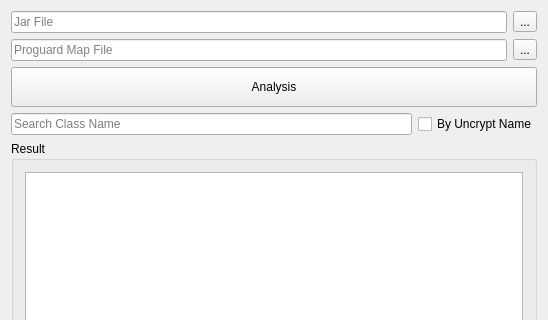
Before: the Qt Designer form ClassSpaceChecker/classspacechecker.ui in gunoodaddy/ClassSpaceChecker, drawn with Qt 5; both pictures show x 0 to 548 and y 0 to 320 of the 548 by 511 pixel window.
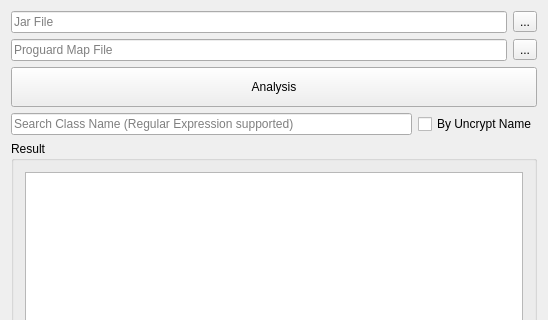
After: the same form once the commit is applied. Icons and pictures are not drawn.

Commit message: Reqular expression feature added

What changed in the file:
```diff
--- a/ClassSpaceChecker/classspacechecker.ui
+++ b/ClassSpaceChecker/classspacechecker.ui
@@ -89,7 +89,7 @@
         <item>
          <widget class="QLineEdit" name="lineEdit_Search">
           <property name="placeholderText">
-           <string>Search Class Name</string>
+           <string>Search Class Name (Regular Expression supported)</string>
           </property>
          </widget>
         </item>
```
The commit also changes 3 other files.
